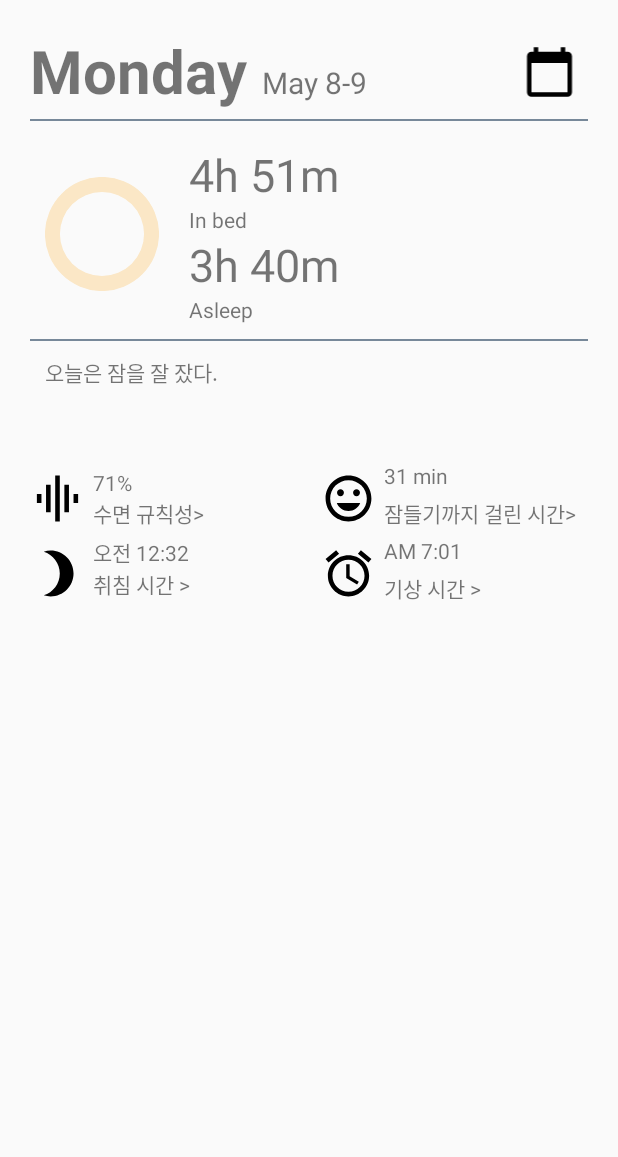
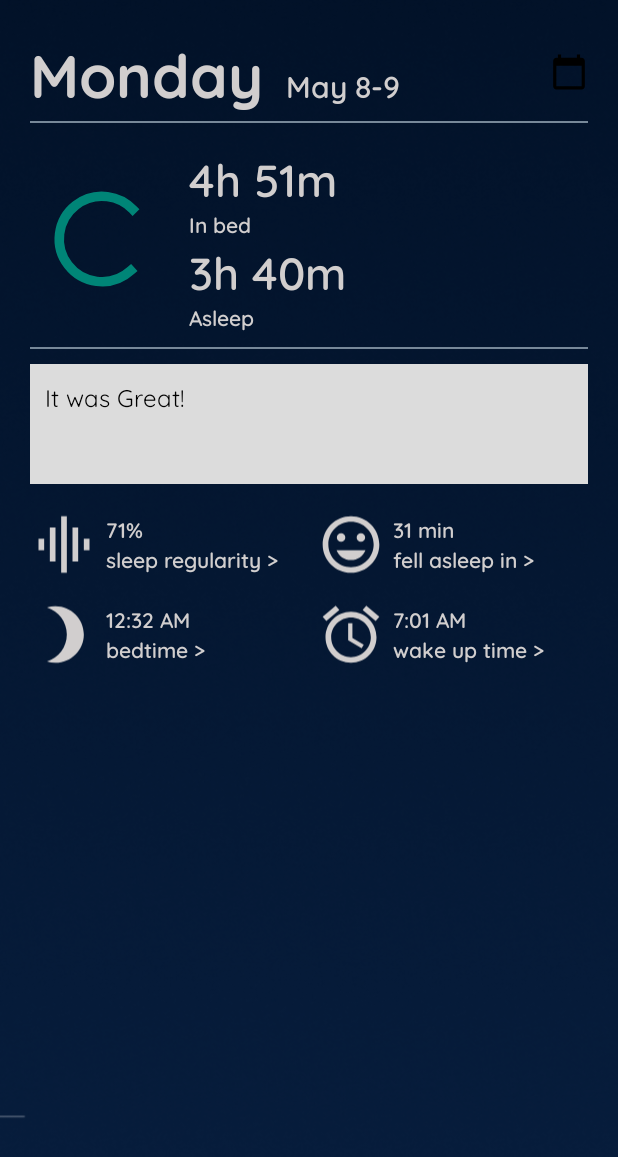
Before and after one commit to beomsun0829/DreamCatcher_2023-1, an Android app: the layout fragment_result_sleep.xml on its own in the app's theme, with its tools: preview values and no code run, on a phone screen of 412 x 824 dp. Shown: the top 1157 px of the screen. Run offline under Robolectric (Android 15) with nearby library versions, the phone set to English and light mode, and no system bars.

Commit message:
Fixed Korean to Eng

```diff
--- a/app/src/main/java/com/example/dreamcatcher_2023_1/ui/alarm/EndSleepFragment.java
+++ b/app/src/main/java/com/example/dreamcatcher_2023_1/ui/alarm/EndSleepFragment.java
@@ -46,7 +46,7 @@ public class EndSleepFragment extends Fragment {
     RatingBar ratingBar;
     TextView viewSleepTime, viewTotalSleepTime;
     float satisfaction;
-    String sleepTime, totalSleepTime; String Memo="작성된 기록이 없습니다.";
+    String sleepTime, totalSleepTime; String Memo="No records";
     int totalHours, totalMinute;
 
     @Nullable
@@ -70,7 +70,7 @@ public class EndSleepFragment extends Fragment {
         String formattedEndMinutes = String.format("%02d", endMinutes);
 
         sleepTime = startHours+":"+formattedStartMinutes+"~"+endHours+":"+formattedEndMinutes;
-        totalSleepTime=(endHours-startHours)+"시간 " + (endMinutes-startMinutes)+" 분";
+        totalSleepTime=(endHours-startHours)+"hr " + (endMinutes-startMinutes)+"min";
         viewSleepTime.setText(sleepTime);
         viewTotalSleepTime.setText(totalSleepTime);
         totalHours=(endHours-startHours);
@@ -104,7 +104,7 @@ public class EndSleepFragment extends Fragment {
                 }
             //Memo
                 if(editMemo.getText().toString().isEmpty()){
-                    Memo="등록된 기록이 없습니다";
+                    Memo="No records";
                 }
                 else {
                     Memo=editMemo.getText().toString();
--- a/app/src/main/java/com/example/dreamcatcher_2023_1/ui/alarm/TrackingSleepFragment.java
+++ b/app/src/main/java/com/example/dreamcatcher_2023_1/ui/alarm/TrackingSleepFragment.java
@@ -64,7 +64,7 @@ public class TrackingSleepFragment extends Fragment implements SensorEventListen
     int currentHours, currentMinute, alarmHours, alarmMinute;
     private int sleepHours=4,sleepMinute=4;
     private String sleepAmPm, endAmPm;
-//움직임 감지
+    //움직임 감지
     private SensorManager sensorManager;
     private Sensor accelerometer;
     private boolean isMovementDetected = false;
--- a/app/src/main/java/com/example/dreamcatcher_2023_1/ui/statistics/StatisticsFragment.java
+++ b/app/src/main/java/com/example/dreamcatcher_2023_1/ui/statistics/StatisticsFragment.java
@@ -182,7 +182,7 @@ public class StatisticsFragment extends Fragment {
             binding.bedTime.setText("-");
             binding.wakeUpTime.setText("-");
             binding.sleepRate.setText("-");
-            binding.userNotes.setText("수면 기록이 없습니다");
+            binding.userNotes.setText("No sleep records");
             binding.sleepStability.setText("-");
         }
     }
@@ -218,7 +218,7 @@ public class StatisticsFragment extends Fragment {
             sleepHours--;
             sleepMinutes += 60;
         }
-        return String.format("%d시간 %02d분", sleepHours, sleepMinutes);
+        return String.format("%dhr %02dmin", sleepHours, sleepMinutes);
     }
 
     private void updateWeeklySleepBarChart(ArrayList<JSONObject> sleepRecords, int year, int month, int day) {
--- a/app/src/main/res/drawable/baseline_access_alarm_24.xml
+++ b/app/src/main/res/drawable/baseline_access_alarm_24.xml
@@ -1,4 +1,4 @@
-<vector android:height="24dp" android:tint="#000000"
+<vector android:height="24dp" android:tint="#D1CECE"
     android:viewportHeight="24" android:viewportWidth="24"
     android:width="24dp" xmlns:android="http://schemas.android.com/apk/res/android">
     <path android:fillColor="@android:color/white" android:pathData="M22,5.72l-4.6,-3.86 -1.29,1.53 4.6,3.86L22,5.72zM7.88,3.39L6.6,1.86 2,5.71l1.29,1.53 4.59,-3.85zM12.5,8L11,8v6l4.75,2.85 0.75,-1.23 -4,-2.37L12.5,8zM12,4c-4.97,0 -9,4.03 -9,9s4.02,9 9,9c4.97,0 9,-4.03 9,-9s-4.03,-9 -9,-9zM12,20c-3.87,0 -7,-3.13 -7,-7s3.13,-7 7,-7 7,3.13 7,7 -3.13,7 -7,7z"/>
--- a/app/src/main/res/drawable/baseline_brightness_3_24.xml
+++ b/app/src/main/res/drawable/baseline_brightness_3_24.xml
@@ -1,4 +1,4 @@
-<vector android:height="24dp" android:tint="#000000"
+<vector android:height="24dp" android:tint="#D1CECE"
     android:viewportHeight="24" android:viewportWidth="24"
     android:width="24dp" xmlns:android="http://schemas.android.com/apk/res/android">
     <path android:fillColor="@android:color/white" android:pathData="M9,2c-1.05,0 -2.05,0.16 -3,0.46 4.06,1.27 7,5.06 7,9.54 0,4.48 -2.94,8.27 -7,9.54 0.95,0.3 1.95,0.46 3,0.46 5.52,0 10,-4.48 10,-10S14.52,2 9,2z"/>
--- a/app/src/main/res/drawable/baseline_graphic_eq_24.xml
+++ b/app/src/main/res/drawable/baseline_graphic_eq_24.xml
@@ -1,4 +1,4 @@
-<vector android:height="24dp" android:tint="#000000"
+<vector android:height="24dp" android:tint="#D1CECE"
     android:viewportHeight="24" android:viewportWidth="24"
     android:width="24dp" xmlns:android="http://schemas.android.com/apk/res/android">
     <path android:fillColor="@android:color/white" android:pathData="M7,18h2L9,6L7,6v12zM11,22h2L13,2h-2v20zM3,14h2v-4L3,10v4zM15,18h2L17,6h-2v12zM19,10v4h2v-4h-2z"/>
--- a/app/src/main/res/drawable/baseline_mood_24.xml
+++ b/app/src/main/res/drawable/baseline_mood_24.xml
@@ -1,4 +1,4 @@
-<vector android:height="24dp" android:tint="#000000"
+<vector android:height="24dp" android:tint="#D1CECE"
     android:viewportHeight="24" android:viewportWidth="24"
     android:width="24dp" xmlns:android="http://schemas.android.com/apk/res/android">
     <path android:fillColor="@android:color/white" android:pathData="M11.99,2C6.47,2 2,6.48 2,12s4.47,10 9.99,10C17.52,22 22,17.52 22,12S17.52,2 11.99,2zM12,20c-4.42,0 -8,-3.58 -8,-8s3.58,-8 8,-8 8,3.58 8,8 -3.58,8 -8,8zM15.5,11c0.83,0 1.5,-0.67 1.5,-1.5S16.33,8 15.5,8 14,8.67 14,9.5s0.67,1.5 1.5,1.5zM8.5,11c0.83,0 1.5,-0.67 1.5,-1.5S9.33,8 8.5,8 7,8.67 7,9.5 7.67,11 8.5,11zM12,17.5c2.33,0 4.31,-1.46 5.11,-3.5L6.89,14c0.8,2.04 2.78,3.5 5.11,3.5z"/>
--- a/app/src/main/res/layout/fragment_end_sleep.xml
+++ b/app/src/main/res/layout/fragment_end_sleep.xml
@@ -7,8 +7,8 @@
     android:gravity="center_horizontal"
     android:orientation="vertical"
     android:padding="10dp"
-    android:background="@drawable/bg_memo"
-    tools:context=".ui.alarm.EndSleep">
+    android:background="@drawable/bg_after_set_alarm"
+    tools:context=".ui.alarm.EndSleepFragment">
 
   <TextView
       android:id="@+id/viewSleepTime"
@@ -34,23 +34,23 @@
       android:layout_width="match_parent"
       android:layout_height="wrap_content"
       android:layout_marginTop="30dp"
-      android:layout_marginBottom="3dp"
+      android:layout_marginBottom="7dp"
+      android:background="@null"
       android:fontFamily="@font/quicksand_semi_bold"
-      android:background="@null"
-      android:text="Add sleep Notes"
-      android:textSize="20sp"
-      android:textColor="#D1CECE" />
+      android:text="  Add sleep Notes"
+      android:textColor="#D1CECE"
+      android:textSize="20sp"/>
 
   <EditText
       android:id="@+id/editMemo"
-      android:layout_width="380dp"
+      android:layout_width="360dp"
       android:layout_height="150dp"
       android:background="#DCDCDC"
       android:padding="10dp"
       android:ems="10"
       android:fontFamily="@font/quicksand_medium"
       android:inputType="textPersonName"
-      android:hint="How was your sleep?"
+      android:hint="Leave your sleep note!"
       android:textSize="15sp"
       tools:ignore="HardcodedText" />
 
@@ -59,11 +59,15 @@
       android:layout_width="match_parent"
       android:layout_height="wrap_content"
       android:layout_marginTop="35dp"
+      android:layout_marginLeft="50dp"
+      android:layout_marginRight="50dp"
+      android:layout_gravity="center"
       android:background="@null"
       android:fontFamily="@font/quicksand_semi_bold"
-      android:text="Sleep Satisfaction"
-      android:textSize="15sp"
-      android:textColor="#D1CECE"/>
+      android:text="How was your sleep?"
+      android:textSize="18sp"
+      android:textColor="#D1CECE"
+      android:textAlignment="center"/>
 
   <RatingBar
       android:id="@+id/ratingBar"
@@ -71,7 +75,8 @@
       android:layout_height="wrap_content"
       android:layout_marginTop="10dp"
       android:theme="@style/RatingBar"
-      android:numStars="5" />
+      android:numStars="5"
+      tools:ignore="SpeakableTextPresentCheck" />
 
   <Button
       android:id="@+id/btnResult"
--- a/app/src/main/res/layout/fragment_result_sleep.xml
+++ b/app/src/main/res/layout/fragment_result_sleep.xml
@@ -6,6 +6,7 @@
     android:layout_height="match_parent"
     android:orientation="vertical"
     android:padding="20dp"
+    android:background="@drawable/bg_result"
     tools:context=".ui.alarm.ResultSleepFragment">
 
     <LinearLayout
@@ -18,17 +19,20 @@
             android:id="@+id/viewWeek"
             android:layout_width="match_parent"
             android:layout_height="wrap_content"
+            android:fontFamily="@font/quicksand_bold"
             android:text="Monday"
             android:textSize="40sp"
-            android:textStyle="bold" />
+            android:textColor="#D1CECE"/>
 
         <TextView
             android:id="@+id/viewDate"
             android:layout_width="wrap_content"
             android:layout_height="wrap_content"
-            android:layout_marginLeft="10dp"
+            android:layout_marginLeft="15dp"
+            android:fontFamily="@font/quicksand_semi_bold"
             android:text="May 8-9"
-            android:textSize="20sp" />
+            android:textSize="20sp"
+            android:textColor="#D1CECE"/>
 
         <ImageView
             android:id="@+id/calendar"
@@ -57,16 +61,16 @@
 
         <ProgressBar
             android:id="@+id/progressBar"
-            style="@style/Widget.AppCompat.ProgressBar.Horizontal"
+            android:style="@style/Widget.AppCompat.ProgressBar.Horizontal"
             android:layout_width="76dp"
             android:layout_height="76dp"
             android:layout_gravity="center"
             android:layout_marginRight="20dp"
             android:indeterminate="false"
             android:max="100"
-            android:progressBackgroundTint="#FBE7C6"
+            android:progressBackgroundTint="#DCDCDC"
             android:progressDrawable="@drawable/circle_progressbar"
-            android:progressTint="#edbf41" />
+            android:progressTint="#DE635C" />
 
         <LinearLayout
             android:layout_width="match_parent"
@@ -77,28 +81,36 @@
                 android:id="@+id/viewInBed"
                 android:layout_width="match_parent"
                 android:layout_height="wrap_content"
+                android:fontFamily="@font/quicksand_semi_bold"
                 android:text="4h 51m"
-                android:textSize="30sp" />
+                android:textSize="30sp"
+                android:textColor="#D1CECE"/>
 
             <TextView
                 android:id="@+id/textView9"
                 android:layout_width="match_parent"
                 android:layout_height="wrap_content"
-                android:text="In bed" />
+                android:fontFamily="@font/quicksand_semi_bold"
+                android:text="In bed"
+                android:textColor="#D1CECE"/>
 
             <TextView
                 android:id="@+id/viewAsleep"
                 android:layout_width="match_parent"
                 android:layout_height="wrap_content"
+                android:fontFamily="@font/quicksand_semi_bold"
                 android:text="3h 40m"
-                android:textSize="30sp" />
+                android:textSize="30sp"
+                android:textColor="#D1CECE"/>
 
 
             <TextView
                 android:id="@+id/textView10"
                 android:layout_width="match_parent"
                 android:layout_height="wrap_content"
-                android:text="Asleep" />
+                android:fontFamily="@font/quicksand_semi_bold"
+                android:text="Asleep"
+                android:textColor="#D1CECE" />
 
         </LinearLayout>
     </LinearLayout>
@@ -112,8 +124,14 @@
         android:id="@+id/viewMemo"
         android:layout_width="match_parent"
         android:layout_height="80dp"
+        android:layout_marginTop="10dp"
+        android:layout_marginBottom="15dp"
         android:padding="10dp"
-        android:text="오늘은 잠을 잘 잤다." />
+        android:background="#DCDCDC"
+        android:fontFamily="@font/quicksand_regular"
+        android:text="It was Great!"
+        android:textSize="16dp"
+        android:textColor="#000000" />
 
     <LinearLayout
         android:layout_width="match_parent"
@@ -134,7 +152,7 @@
                 android:src="@drawable/baseline_graphic_eq_24" />
 
             <LinearLayout
-                android:layout_width="150dp"
+                android:layout_width="130dp"
                 android:layout_height="wrap_content"
                 android:layout_marginLeft="5dp"
                 android:layout_marginRight="15dp"
@@ -146,14 +164,19 @@
                     android:layout_width="wrap_content"
                     android:layout_height="wrap_content"
                     android:layout_weight="1"
-                    android:text="71%" />
+                    android:fontFamily="@font/quicksand_semi_bold"
+                    android:text="71%"
+                    android:textColor="#D1CECE" />
 
                 <TextView
                     android:id="@+id/view2"
                     android:layout_width="wrap_content"
                     android:layout_height="wrap_content"
                     android:layout_weight="1"
-                    android:text="수면 규칙성>" />
+                    android:fontFamily="@font/quicksand_semi_bold"
+                    android:text="sleep regularity >"
+                    android:textSize="14sp"
+                    android:textColor="#D1CECE" />
 
             </LinearLayout>
 
@@ -165,9 +188,10 @@
                 android:src="@drawable/baseline_mood_24" />
 
             <LinearLayout
-                android:layout_width="150dp"
-                android:layout_height="match_parent"
+                android:layout_width="120dp"
+                android:layout_height="wrap_content"
                 android:layout_marginLeft="5dp"
+                android:layout_marginRight="15dp"
                 android:layout_weight="1"
                 android:orientation="vertical">
 
@@ -176,14 +200,18 @@
                     android:layout_width="wrap_content"
                     android:layout_height="wrap_content"
                     android:layout_weight="1"
-                    android:text="31 min" />
+                    android:fontFamily="@font/quicksand_semi_bold"
+                    android:text="31 min"
+                    android:textColor="#D1CECE" />
 
                 <TextView
                     android:id="@+id/view4"
                     android:layout_width="wrap_content"
                     android:layout_height="wrap_content"
                     android:layout_weight="1"
-                    android:text="잠들기까지 걸린 시간>" />
+                    android:fontFamily="@font/quicksand_semi_bold"
+                    android:text="fell asleep in >"
+                    android:textColor="#D1CECE" />
             </LinearLayout>
 
         </LinearLayout>
@@ -191,6 +219,7 @@
         <LinearLayout
             android:layout_width="wrap_content"
             android:layout_height="wrap_content"
+            android:layout_marginTop="10dp"
             android:orientation="horizontal">
 
             <ImageView
@@ -201,11 +230,12 @@
                 android:src="@drawable/baseline_brightness_3_24" />
 
             <LinearLayout
-                android:layout_width="150dp"
+                android:layout_width="130dp"
                 android:layout_height="wrap_content"
                 android:layout_marginLeft="5dp"
                 android:layout_marginRight="15dp"
                 android:layout_weight="1"
+                android:layout_gravity="center"
                 android:orientation="vertical">
 
                 <TextView
@@ -213,14 +243,18 @@
                     android:layout_width="wrap_content"
                     android:layout_height="wrap_content"
                     android:layout_weight="1"
-                    android:text="오전 12:32" />
+                    android:fontFamily="@font/quicksand_semi_bold"
+                    android:text="12:32 AM"
+                    android:textColor="#D1CECE" />
 
                 <TextView
                     android:id="@+id/view6"
                     android:layout_width="wrap_content"
                     android:layout_height="wrap_content"
                     android:layout_weight="1"
-                    android:text="취침 시간 >" />
+                    android:fontFamily="@font/quicksand_semi_bold"
+                    android:text="bedtime >"
+                    android:textColor="#D1CECE" />
             </LinearLayout>
 
             <ImageView
@@ -231,10 +265,12 @@
                 android:src="@drawable/baseline_access_alarm_24" />
 
             <LinearLayout
-                android:layout_width="150dp"
-                android:layout_height="match_parent"
+                android:layout_width="120dp"
+                android:layout_height="wrap_content"
                 android:layout_marginLeft="5dp"
+                android:layout_marginRight="15dp"
                 android:layout_weight="1"
+                android:layout_gravity="center"
                 android:orientation="vertical">
 
                 <TextView
@@ -242,14 +278,18 @@
                     android:layout_width="wrap_content"
                     android:layout_height="wrap_content"
                     android:layout_weight="1"
-                    android:text="AM 7:01" />
+                    android:fontFamily="@font/quicksand_semi_bold"
+                    android:text="7:01 AM"
+                    android:textColor="#D1CECE" />
 
                 <TextView
                     android:id="@+id/view8"
                     android:layout_width="wrap_content"
                     android:layout_height="wrap_content"
                     android:layout_weight="1"
-                    android:text="기상 시간 >" />
+                    android:fontFamily="@font/quicksand_semi_bold"
+                    android:text="wake up time >"
+                    android:textColor="#D1CECE" />
             </LinearLayout>
         </LinearLayout>
 
--- a/app/src/main/res/values/themes.xml
+++ b/app/src/main/res/values/themes.xml
@@ -14,7 +14,7 @@
 
         <!-- Status bar color. -->
         <item name="android:statusBarColor">@color/black</item>
-        <item name="android:navigationBarColor">#2F2938</item>
+        <item name="android:navigationBarColor">@color/black</item>
 
         <!-- Customize your theme here. -->
     </style>
```
Also changed, not shown: app/src/main/res/drawable/bg_result.png (added).
